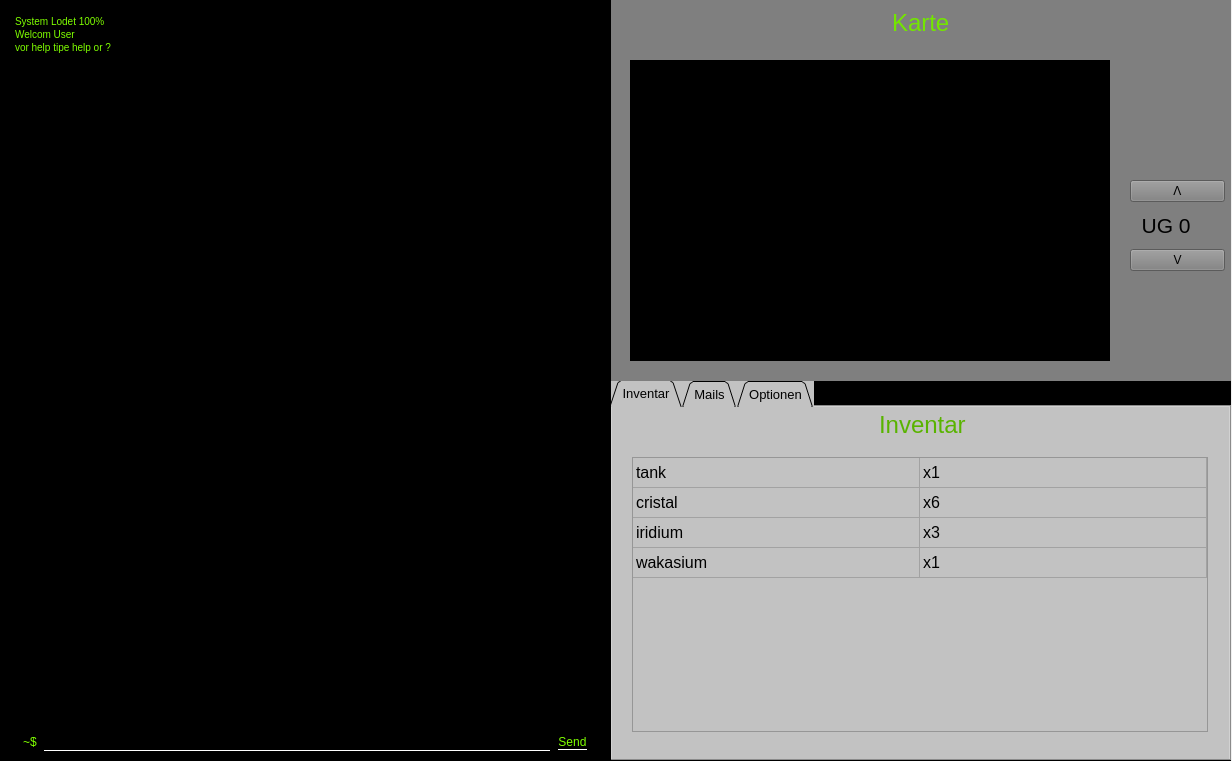
Qt form SpieleprogrammierungQT/mainwindow.ui (EmiliaJacob/Console-game-2021) before a commit.
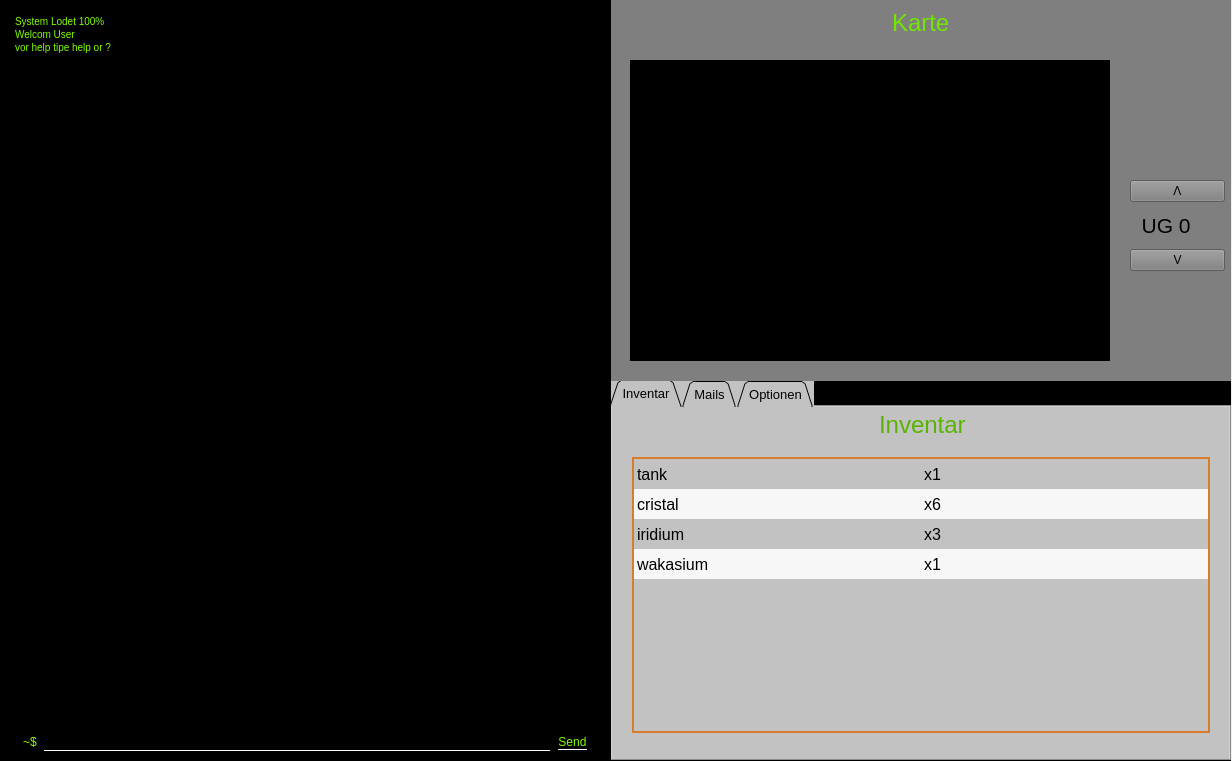
The same form after that commit. Icons and pictures are not drawn.

What changed in the file:
```diff
--- a/SpieleprogrammierungQT/mainwindow.ui
+++ b/SpieleprogrammierungQT/mainwindow.ui
@@ -317,8 +317,8 @@
           <rect>
            <x>20</x>
            <y>50</y>
-           <width>576</width>
-           <height>275</height>
+           <width>578</width>
+           <height>276</height>
           </rect>
          </property>
          <property name="sizePolicy">
@@ -329,8 +329,8 @@
          </property>
          <property name="minimumSize">
           <size>
-           <width>576</width>
-           <height>275</height>
+           <width>578</width>
+           <height>276</height>
           </size>
          </property>
          <property name="maximumSize">
@@ -342,8 +342,41 @@
          <property name="font">
           <font>
            <pointsize>12</pointsize>
+           <weight>50</weight>
+           <italic>false</italic>
+           <bold>false</bold>
+           <underline>false</underline>
+           <strikeout>false</strikeout>
+           <kerning>true</kerning>
           </font>
          </property>
+         <property name="tabletTracking">
+          <bool>false</bool>
+         </property>
+         <property name="styleSheet">
+          <string notr="true">border: 2px solid;
+border-color: rgb(217, 124, 44)
+
+</string>
+         </property>
+         <property name="dragDropOverwriteMode">
+          <bool>false</bool>
+         </property>
+         <property name="alternatingRowColors">
+          <bool>true</bool>
+         </property>
+         <property name="selectionMode">
+          <enum>QAbstractItemView::SingleSelection</enum>
+         </property>
+         <property name="selectionBehavior">
+          <enum>QAbstractItemView::SelectRows</enum>
+         </property>
+         <property name="textElideMode">
+          <enum>Qt::ElideMiddle</enum>
+         </property>
+         <property name="showGrid">
+          <bool>false</bool>
+         </property>
          <attribute name="horizontalHeaderVisible">
           <bool>false</bool>
          </attribute>
@@ -393,6 +426,9 @@
           <property name="text">
            <string>tank</string>
           </property>
+          <property name="flags">
+           <set>ItemIsSelectable|ItemIsUserCheckable|ItemIsEnabled</set>
+          </property>
          </item>
          <item row="0" column="1">
           <property name="text">
```
Left out of the diff: 168 changed lines with no effect on the pictures.
